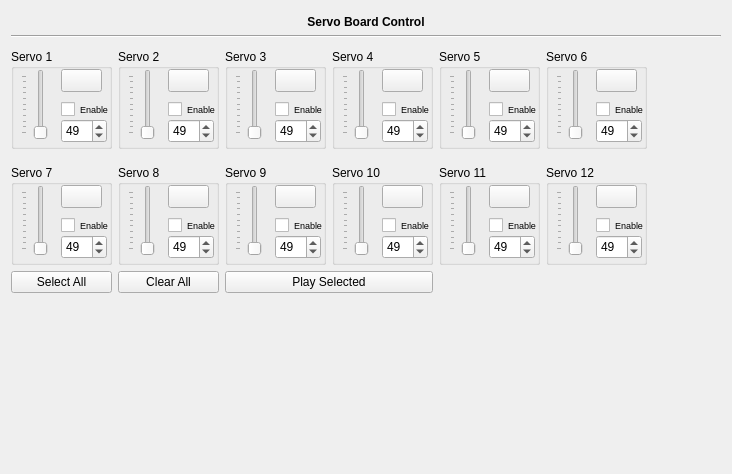
Qt form src/servoboard_main.ui (jgen/ServoControl) before a commit.
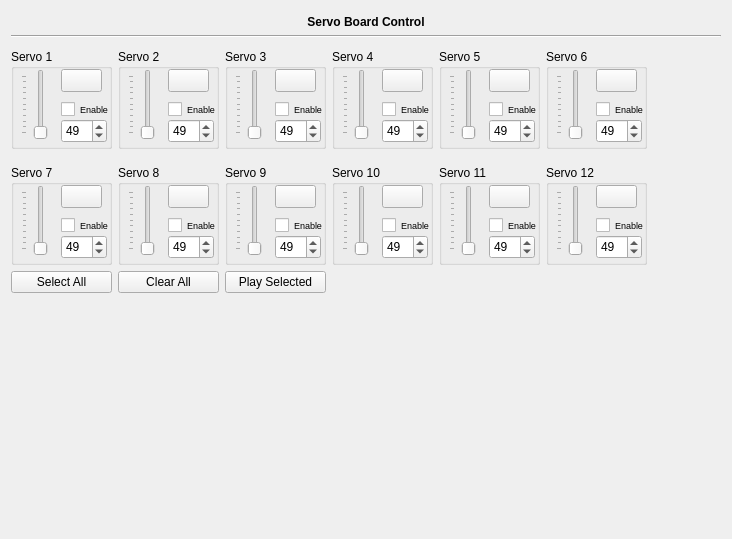
The same form after that commit. Icons and pictures are not drawn.

Commit message: Added a couple of comments, removed some debugging code from the position class.

Diff of the .ui file:
```diff
--- a/src/servoboard_main.ui
+++ b/src/servoboard_main.ui
@@ -7,7 +7,7 @@
     <x>0</x>
     <y>0</y>
     <width>732</width>
-    <height>474</height>
+    <height>539</height>
    </rect>
   </property>
   <property name="windowTitle">
@@ -1326,7 +1326,7 @@
        </property>
       </widget>
      </item>
-     <item row="4" column="2" colspan="2">
+     <item row="4" column="2">
       <widget class="QPushButton" name="btnPlaySelected">
        <property name="text">
         <string>Play Selected</string>
```
The commit also changes 2 other files.
